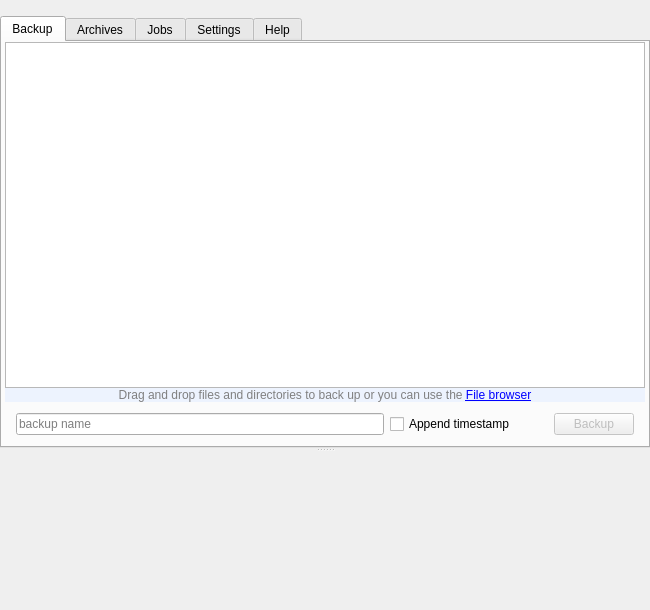
Qt form forms/mainwindow.ui (Tarsnap/tarsnap-gui) before a commit.
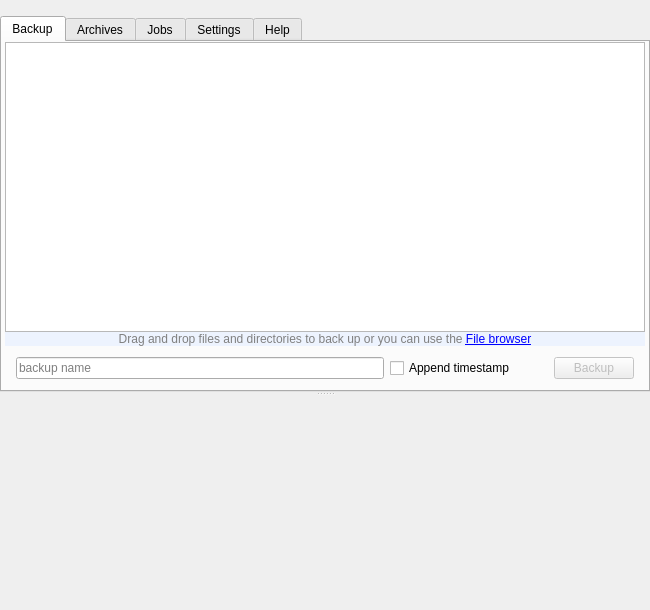
The same form after that commit. Icons and pictures are not drawn. Custom widgets are drawn as their Qt base class.

Commit message: The Journal didn't properly expand to a reasonable size.

Patch:
```diff
--- a/forms/mainwindow.ui
+++ b/forms/mainwindow.ui
@@ -148,12 +148,6 @@
            </property>
            <item>
             <widget class="BackupListWidget" name="backupListWidget">
-             <property name="sizePolicy">
-              <sizepolicy hsizetype="Preferred" vsizetype="Preferred">
-               <horstretch>0</horstretch>
-               <verstretch>0</verstretch>
-              </sizepolicy>
-             </property>
              <property name="contextMenuPolicy">
               <enum>Qt::ActionsContextMenu</enum>
              </property>
@@ -1849,6 +1843,12 @@
          </widget>
         </widget>
         <widget class="QPlainTextEdit" name="journalLog">
+         <property name="sizePolicy">
+          <sizepolicy hsizetype="MinimumExpanding" vsizetype="MinimumExpanding">
+           <horstretch>0</horstretch>
+           <verstretch>0</verstretch>
+          </sizepolicy>
+         </property>
          <property name="focusPolicy">
           <enum>Qt::ClickFocus</enum>
          </property>
```
